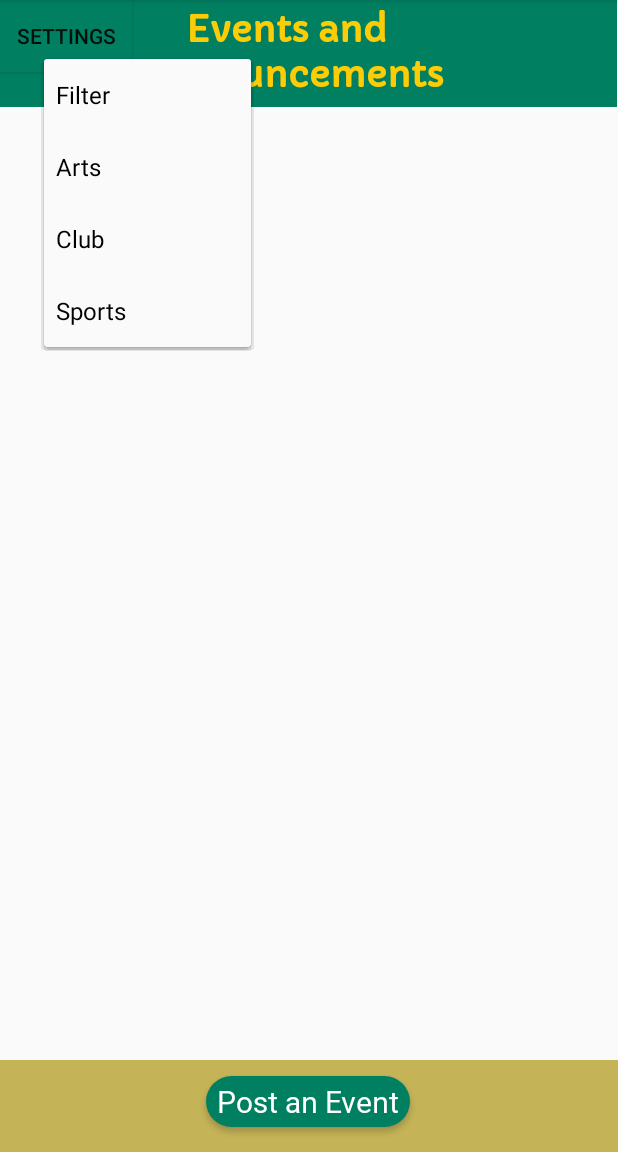
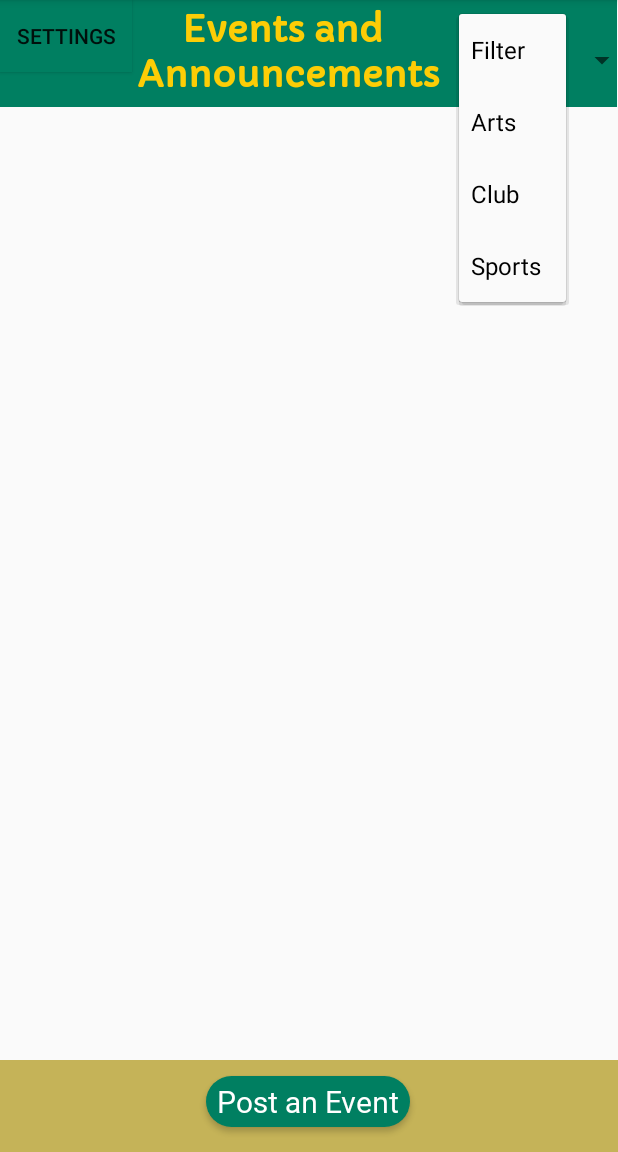
Before and after one commit to vladachini/EOMApp, an Android app: the HomeFeed screen opened directly, with no data from a screen before it, after a tap on "Filter", on a phone screen of 412 x 824 dp, the part 84-1236 px from its top. Run offline under Robolectric (Android 15) with nearby library versions, the phone set to English and light mode, and no system bars; 2 statements that could not run were skipped.

Commit message:
All features have been added and are working

```diff
--- a/app/src/main/res/layout/activity_home_feed.xml
+++ b/app/src/main/res/layout/activity_home_feed.xml
@@ -32,7 +32,7 @@
         android:textStyle="bold"
         app:layout_constraintBottom_toBottomOf="parent"
         app:layout_constraintEnd_toEndOf="parent"
-        app:layout_constraintHorizontal_bias="0.476"
+        app:layout_constraintHorizontal_bias="0.461"
         app:layout_constraintStart_toStartOf="parent"
         app:layout_constraintTop_toTopOf="@+id/imageView12"
         app:layout_constraintVertical_bias="0.0" />
@@ -60,20 +60,14 @@
 
     <Spinner
         android:id="@+id/filters"
-        android:layout_width="186dp"
-        android:layout_height="31dp"
-        android:layout_marginStart="29dp"
-        android:layout_marginLeft="29dp"
-        android:layout_marginTop="11dp"
-        android:layout_marginEnd="27dp"
-        android:layout_marginRight="27dp"
-        android:layout_marginBottom="23dp"
-        app:layout_constraintBottom_toTopOf="@+id/myListView"
-        app:layout_constraintEnd_toStartOf="@+id/createBtn"
-        app:layout_constraintHorizontal_bias="0.0"
-        app:layout_constraintStart_toStartOf="parent"
-        app:layout_constraintTop_toBottomOf="@+id/textView4"
-        app:layout_constraintVertical_bias="1.0" />
+        android:layout_width="119dp"
+        android:layout_height="62dp"
+        app:layout_constraintBottom_toBottomOf="parent"
+        app:layout_constraintEnd_toEndOf="parent"
+        app:layout_constraintHorizontal_bias="0.89"
+        app:layout_constraintStart_toEndOf="@+id/imageView12"
+        app:layout_constraintTop_toTopOf="parent"
+        app:layout_constraintVertical_bias="0.013" />
 
     <Button
         android:id="@+id/createBtn"
```
